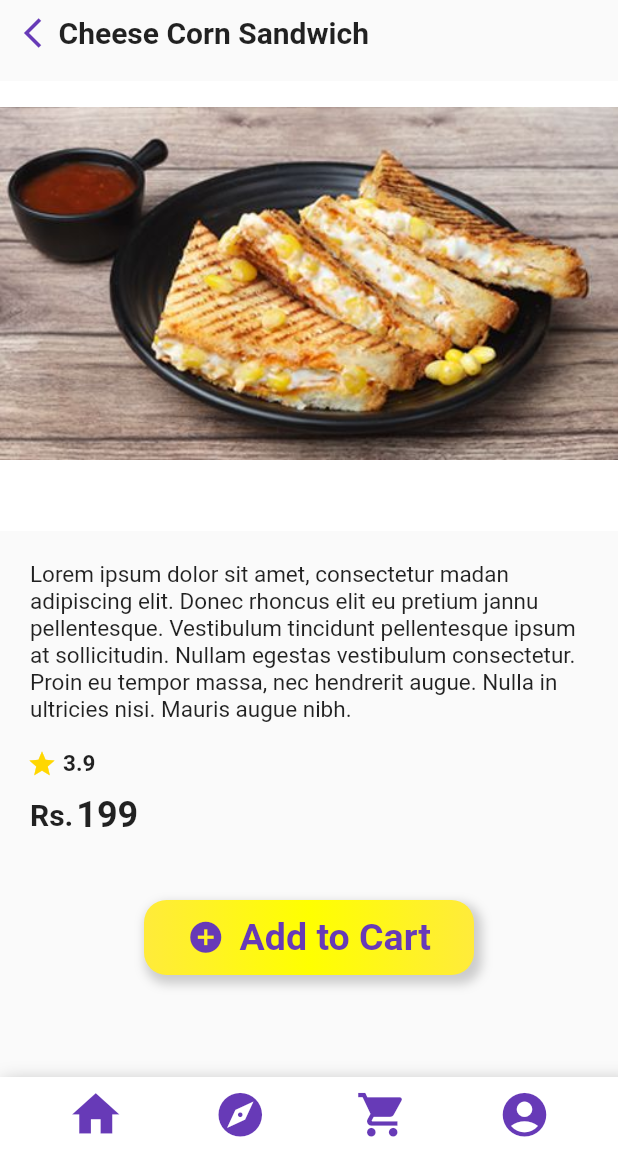
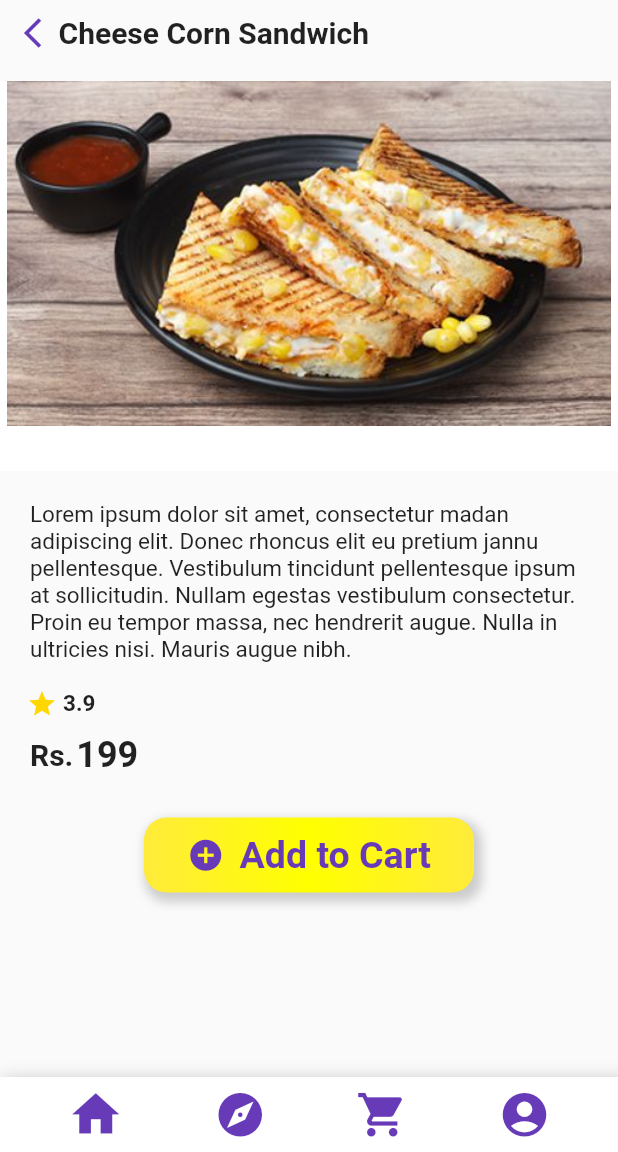
Before and after one commit to DSC-GHRCE/Flutterverse-Week-2, a Flutter app: the Sandwich_Page screen opened directly, on a phone screen of 412 x 824 dp, the part 84-1236 px from its top. Run offline on Flutter 3.47's test engine with Material 2 defaults, Android fonts, the phone set to English and light mode, and no system bars.

Commit message:
Update SandwichPage.dart

```diff
--- a/lib/Components/SandwichPage.dart
+++ b/lib/Components/SandwichPage.dart
@@ -18,7 +18,8 @@ class Sandwich_Page extends StatelessWidget {
           MyAppBar(),
         ],
       ),
-      body: Column(
+      body: SingleChildScrollView(
+        child: Column(
           children: [
             Container(
               margin: EdgeInsets.symmetric(horizontal: 10, vertical: 10),
@@ -45,7 +46,7 @@ class Sandwich_Page extends StatelessWidget {
             Container(
               margin: EdgeInsets.symmetric(vertical: 10),
               padding: EdgeInsets.only(bottom: 30),
-            height: 300,
+              height: 260,
               width: MediaQuery.of(context).size.width,
               color: Colors.white,
               child: Image.asset(
@@ -108,7 +109,7 @@ class Sandwich_Page extends StatelessWidget {
               ),
             ),
             Container(
-            margin: EdgeInsets.symmetric(horizontal: 40, vertical: 25),
+              margin: EdgeInsets.symmetric(horizontal: 40, vertical: 10),
               child: Column(
                 children: [
                   TextButton(
@@ -164,6 +165,7 @@ class Sandwich_Page extends StatelessWidget {
             ),
           ],
         ),
+      ),
       bottomNavigationBar: bottomNavBar(),
     );
   }
```
Lines whose indentation alone changed are shown as unchanged.
